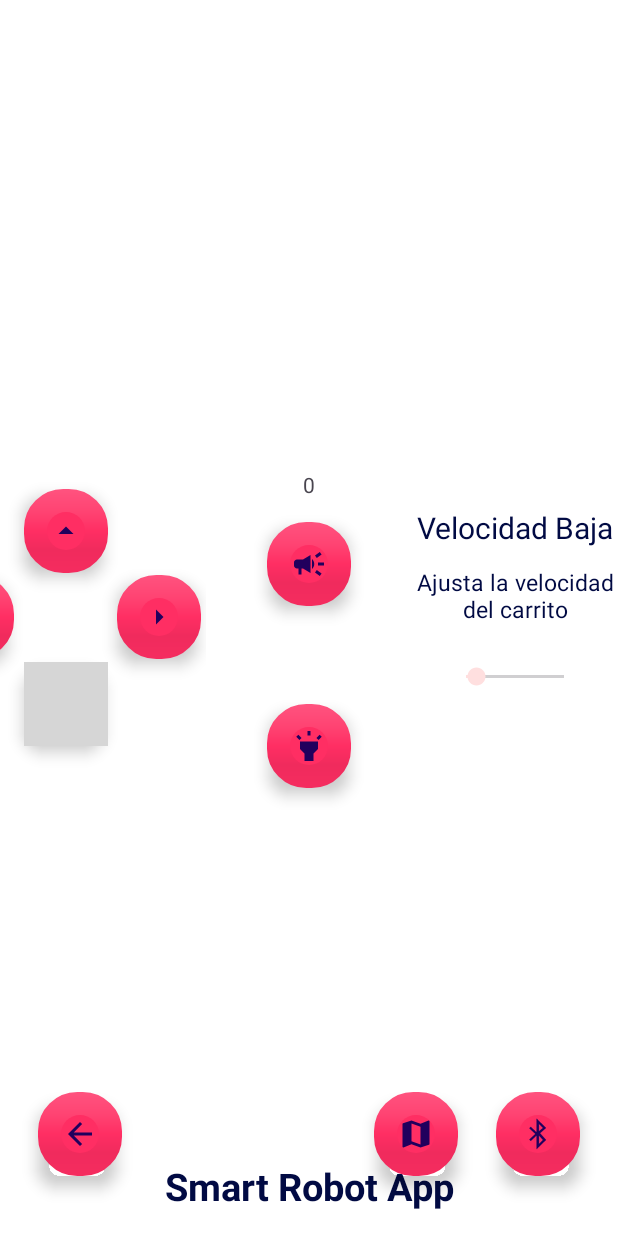
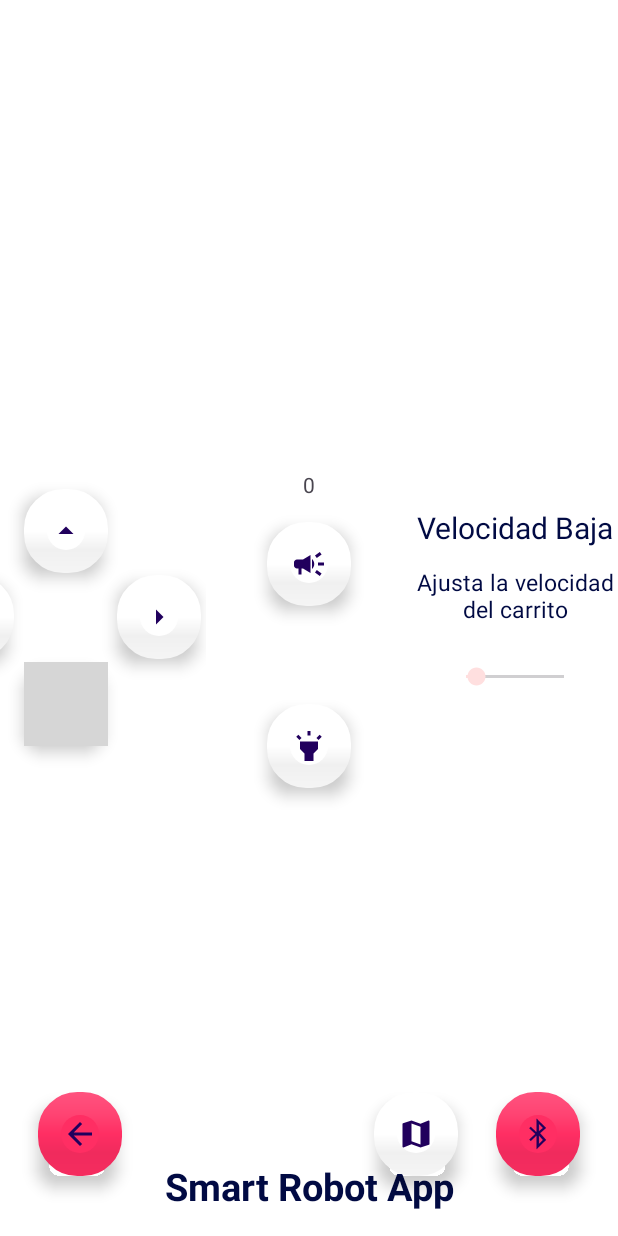
Before and after one commit to firefoxOsUca2023/SmartRobotAppDEV, an Android app: the ControllersFragment screen opened through its navigation route, on a phone screen of 412 x 824 dp. Run offline under Robolectric (Android 15) with nearby library versions, the phone set to English and light mode, and no system bars; our stand-ins replace data binding; Roboto replaces fonts that are not available here; grey boxes are pictures that could not be loaded.

```diff
--- a/Proyecto_PDM/app/src/main/java/com/example/zacatales/smartrobotapp/bluetooth/interface/BluetoothConnectionListener.kt
+++ b/Proyecto_PDM/app/src/main/java/com/example/zacatales/smartrobotapp/bluetooth/interface/BluetoothConnectionListener.kt
@@ -1,7 +1,9 @@
 package com.example.zacatales.smartrobotapp.bluetooth.`interface`
 
+import com.example.zacatales.smartrobotapp.bluetooth.model.PairedDevicesInfo
+
 interface BluetoothConnectionListener {
-    fun onBluetoothConnected(address: String)
+    fun onBluetoothConnected(address: String, selectedDevice: PairedDevicesInfo)
     fun enviarComandoBluetooth(comando: String)
     fun onBluetoothConnectionError(error: String)
     fun onBluetoothDisconnected()
--- a/Proyecto_PDM/app/src/main/java/com/example/zacatales/smartrobotapp/bluetooth/model/PairedDevicesInfo.kt
+++ b/Proyecto_PDM/app/src/main/java/com/example/zacatales/smartrobotapp/bluetooth/model/PairedDevicesInfo.kt
@@ -3,5 +3,6 @@ package com.example.zacatales.smartrobotapp.bluetooth.model
 data class PairedDevicesInfo (
     val name: String,
     val macAddress:String,
-    var connect: Boolean = false
+    var connect: Boolean = false,
+    //var isSelected: Boolean = false
 )
--- a/Proyecto_PDM/app/src/main/res/layout/fragment_controllers.xml
+++ b/Proyecto_PDM/app/src/main/res/layout/fragment_controllers.xml
@@ -1,3 +1,4 @@
+<?xml version="1.0" encoding="utf-8"?>
 <layout
     xmlns:android="http://schemas.android.com/apk/res/android"
     xmlns:app="http://schemas.android.com/apk/res-auto"
@@ -52,7 +53,7 @@
             android:clickable="true"
             android:src="@drawable/baseline_map_24"
             app:background="@color/txtColor"
-            style="@style/buttonColor"
+            style="@style/buttonColor2"
             app:borderWidth="@dimen/borderWidthBtn"
             app:layout_constraintBottom_toBottomOf="parent"
             app:layout_constraintEnd_toStartOf="@id/action_to_bluetooth_ControllerFragment" />
@@ -109,7 +110,7 @@
                                 android:contentDescription="Go forward"
                                 android:src="@drawable/baseline_arrow_up_24"
                                 app:background="@color/txtColor"
-                                style="@style/buttonColor"
+                                style="@style/buttonColor2"
                                 app:borderWidth="@dimen/borderWidthBtn"
                                 app:layout_constraintBottom_toTopOf="@+id/back_actionButton"
                                 app:layout_constraintEnd_toStartOf="@+id/right_actionButton"
@@ -128,7 +129,7 @@
                                 android:contentDescription="Turn to the left"
                                 android:src="@drawable/baseline_arrow_left_24"
                                 app:background="@color/txtColor"
-                                style="@style/buttonColor"
+                                style="@style/buttonColor2"
                                 app:borderWidth="@dimen/borderWidthBtn"
                                 app:layout_constraintBottom_toBottomOf="parent"
                                 app:layout_constraintEnd_toStartOf="@+id/right_actionButton"
@@ -149,7 +150,7 @@
                                 android:contentDescription="Turn to the right"
                                 android:src="@drawable/baseline_arrow_right_24"
                                 app:background="@color/txtColor"
-                                style="@style/buttonColor"
+                                style="@style/buttonColor2"
                                 app:borderWidth="@dimen/borderWidthBtn"
                                 app:layout_constraintBottom_toBottomOf="parent"
                                 app:layout_constraintEnd_toEndOf="parent"
@@ -167,7 +168,7 @@
                                 android:contentDescription="Turn back"
                                 android:src="@drawable/outline_arrow_down_24"
                                 app:background="@color/txtColor"
-                                style="@style/buttonColor"
+                                style="@style/buttonColor2"
                                 app:borderWidth="@dimen/borderWidthBtn"
                                 app:layout_constraintBottom_toBottomOf="parent"
                                 app:layout_constraintEnd_toStartOf="@+id/right_actionButton"
@@ -228,7 +229,7 @@
                             android:contentDescription="sonar la bocina"
                             android:src="@drawable/baseline_campaign_24"
                             app:background="@color/txtColor"
-                            style="@style/buttonColor"
+                            style="@style/buttonColor2"
                             app:borderWidth="@dimen/borderWidthBtn" />
 
                         <com.google.android.material.floatingactionbutton.FloatingActionButton
@@ -241,7 +242,7 @@
                             android:contentDescription="Turn on the lights"
                             android:src="@drawable/baseline_highlight"
                             app:background="@color/txtColor"
-                            style="@style/buttonColor"
+                            style="@style/buttonColor2"
                             app:borderWidth="@dimen/borderWidthBtn" />
                     </LinearLayout>
 
```
Also changed, not shown: Proyecto_PDM/app/build.gradle (+14 -5 lines), Proyecto_PDM/app/src/main/java/com/example/zacatales/smartrobotapp/ControllersFragment.kt (+59 -80 lines), Proyecto_PDM/app/src/main/java/com/example/zacatales/smartrobotapp/MainActivity.kt (+7 -5 lines), Proyecto_PDM/app/src/main/java/com/example/zacatales/smartrobotapp/bluetooth/BluetoothFragment.kt (+45 -25 lines), Proyecto_PDM/app/src/main/java/com/example/zacatales/smartrobotapp/bluetooth/interface/BluetoothManager.kt (+11 -4 lines), Proyecto_PDM/app/src/main/java/com/example/zacatales/smartrobotapp/bluetooth/recyclerview/PairedListAdapter.kt (+5 -10 lines), Proyecto_PDM/app/src/main/java/com/example/zacatales/smartrobotapp/bluetooth/recyclerview/PairedListViewHolder.kt (+19 -9 lines).
